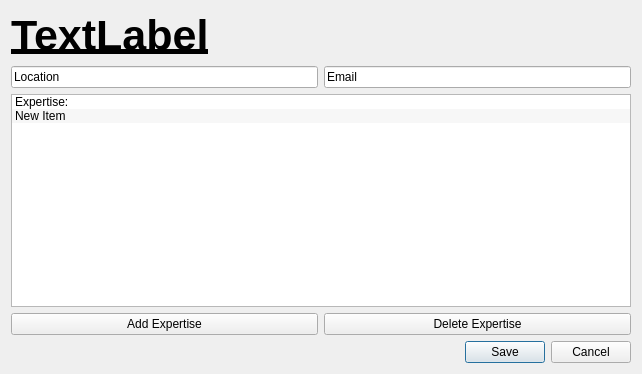
First picture: the form in EditUser.ui, repository CDDDJ-A-2015/Project, before the edit.
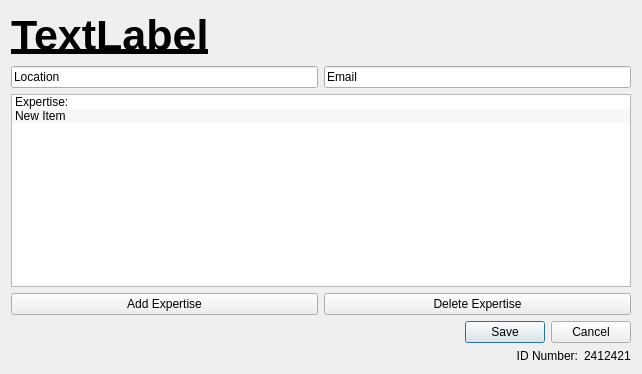
Second picture: the form after the edit.

The edit to the form file:
```diff
--- a/EditUser.ui
+++ b/EditUser.ui
@@ -98,6 +98,33 @@
      </property>
     </widget>
    </item>
+   <item>
+    <layout class="QHBoxLayout" name="horizontalLayout_3">
+     <item>
+      <widget class="QLabel" name="lDispID">
+       <property name="text">
+        <string>ID Number:</string>
+       </property>
+       <property name="alignment">
+        <set>Qt::AlignRight|Qt::AlignTrailing|Qt::AlignVCenter</set>
+       </property>
+      </widget>
+     </item>
+     <item>
+      <widget class="QLabel" name="lID">
+       <property name="sizePolicy">
+        <sizepolicy hsizetype="Maximum" vsizetype="Preferred">
+         <horstretch>0</horstretch>
+         <verstretch>0</verstretch>
+        </sizepolicy>
+       </property>
+       <property name="text">
+        <string>2412421</string>
+       </property>
+      </widget>
+     </item>
+    </layout>
+   </item>
   </layout>
  </widget>
  <resources/>
```
Left out of the diff: 2 changed lines with no effect on the pictures.
